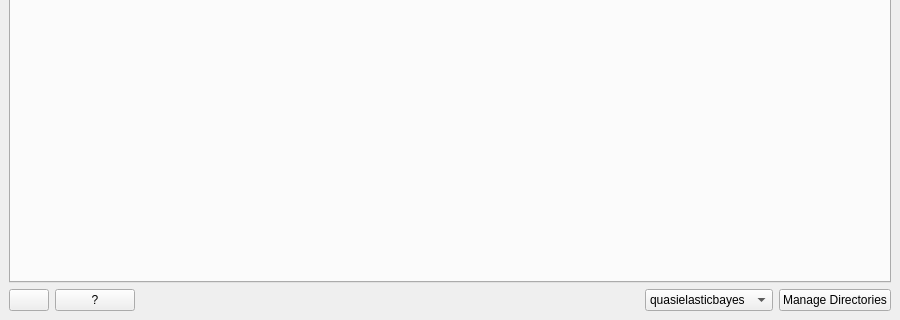
First picture: the form in qt/scientific_interfaces/Inelastic/BayesFitting/BayesFitting.ui, repository mantidproject/mantid, before the edit; both pictures show x 0 to 900 and y 280 to 600 of the 900 by 600 pixel window.
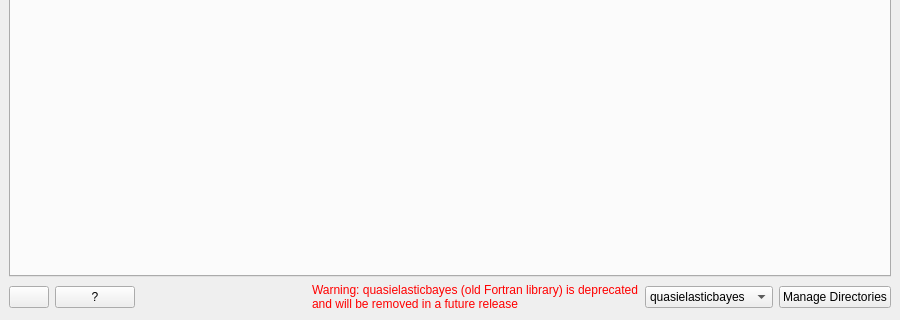
Second picture: the form after the edit.

Commit message: add warning label and tool tips

The edit to the form file:
```diff
--- a/qt/scientific_interfaces/Inelastic/BayesFitting/BayesFitting.ui
+++ b/qt/scientific_interfaces/Inelastic/BayesFitting/BayesFitting.ui
@@ -84,6 +84,20 @@
         </property>
        </spacer>
       </item>
+      <item>
+       <widget class="QLabel" name="warningLabel">
+        <property name="styleSheet">
+         <string notr="true">QLabel { color : red; }</string>
+        </property>
+        <property name="text">
+         <string>Warning: quasielasticbayes (old Fortran library) is deprecated
+and will be removed in a future release</string>
+        </property>
+        <property name="textFormat">
+         <enum>Qt::AutoText</enum>
+        </property>
+       </widget>
+      </item>
       <item>
        <widget class="QComboBox" name="backendChoice">
         <property name="currentIndex">
```
Left out of the diff: 3 changed lines with no effect on the pictures. The commit also changes 1 other file.
